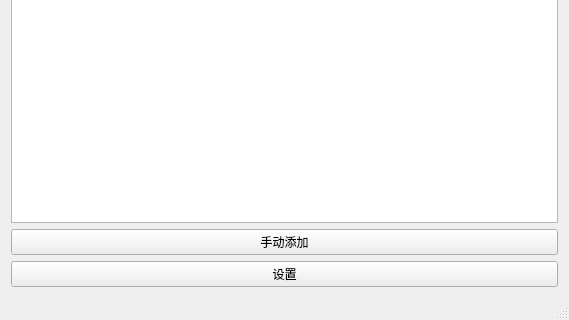
First picture: the form in mainwindow.ui, repository lxfee/P2PChatClient, before the edit; both pictures show x 0 to 569 and y 243 to 563 of the 569 by 563 pixel window.
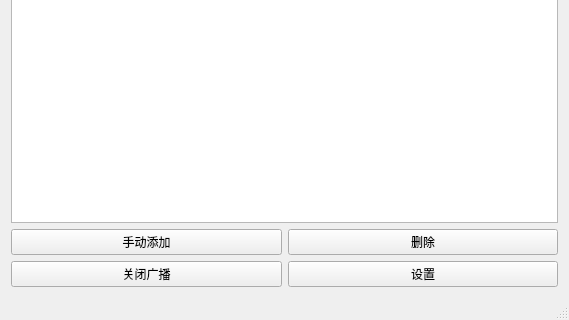
Second picture: the form after the edit.

Diff of the .ui file:
```diff
--- a/mainwindow.ui
+++ b/mainwindow.ui
@@ -32,20 +32,6 @@
   </property>
   <widget class="QWidget" name="centralWidget">
    <layout class="QGridLayout" name="gridLayout">
-    <item row="4" column="0">
-     <widget class="QPushButton" name="mannulBtn">
-      <property name="text">
-       <string>手动添加</string>
-      </property>
-     </widget>
-    </item>
-    <item row="5" column="0">
-     <widget class="QPushButton" name="settingBtn">
-      <property name="text">
-       <string>设置</string>
-      </property>
-     </widget>
-    </item>
     <item row="0" column="0">
      <layout class="QFormLayout" name="formLayout">
       <item row="0" column="0">
@@ -78,6 +64,19 @@
       </item>
      </layout>
     </item>
+    <item row="1" column="0">
+     <widget class="QLabel" name="discoveredLabel">
+      <property name="font">
+       <font>
+        <weight>75</weight>
+        <bold>true</bold>
+       </font>
+      </property>
+      <property name="text">
+       <string>发现的客户端/服务器：</string>
+      </property>
+     </widget>
+    </item>
     <item row="2" column="0">
      <widget class="QTreeWidget" name="peerList">
       <attribute name="headerDefaultSectionSize">
@@ -110,18 +109,41 @@
       </column>
      </widget>
     </item>
-    <item row="1" column="0">
-     <widget class="QLabel" name="discoveredLabel">
-      <property name="font">
-       <font>
-        <weight>75</weight>
-        <bold>true</bold>
-       </font>
-      </property>
-      <property name="text">
-       <string>发现的客户端/服务器：</string>
-      </property>
-     </widget>
+    <item row="3" column="0">
+     <layout class="QHBoxLayout" name="horizontalLayout">
+      <item>
+       <widget class="QPushButton" name="mannulBtn">
+        <property name="text">
+         <string>手动添加</string>
+        </property>
+       </widget>
+      </item>
+      <item>
+       <widget class="QPushButton" name="delButton">
+        <property name="text">
+         <string>删除</string>
+        </property>
+       </widget>
+      </item>
+     </layout>
+    </item>
+    <item row="4" column="0">
+     <layout class="QHBoxLayout" name="horizontalLayout_2">
+      <item>
+       <widget class="QPushButton" name="broButton">
+        <property name="text">
+         <string>关闭广播</string>
+        </property>
+       </widget>
+      </item>
+      <item>
+       <widget class="QPushButton" name="settingBtn">
+        <property name="text">
+         <string>设置</string>
+        </property>
+       </widget>
+      </item>
+     </layout>
     </item>
    </layout>
   </widget>
```
